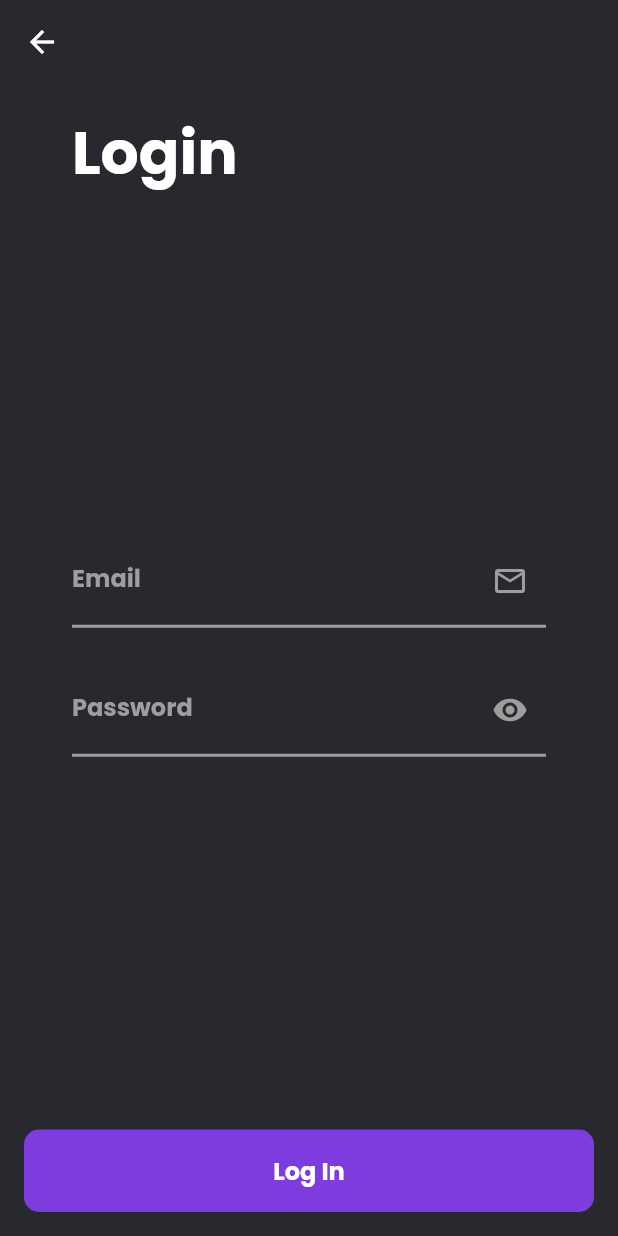
After one commit to MFillipe/game-streaming, a Flutter app: the screen it shows after launch, after a tap on "Log in", on a phone screen of 412 x 824 dp. The commit adds this screen. Run offline on Flutter 3.47's test engine with Material 2 defaults, Android fonts, the phone set to English and light mode, and no system bars; our stand-ins replace google_fonts.

Commit message:
feat: add login page

```diff
--- /dev/null
+++ b/lib/screens/authentication/login.dart
@@ -0,0 +1,63 @@
+import 'package:flutter/material.dart';
+import 'package:game_streamming/shared/rounded_button.dart';
+import 'package:game_streamming/utils/constants.dart';
+import 'package:game_streamming/shared/custom_field.dart';
+
+class Login extends StatelessWidget {
+  @override
+  Widget build(BuildContext context) {
+    return Scaffold(
+      backgroundColor: kBackgroundColor,
+      appBar: AppBar(
+        backgroundColor: Colors.transparent,
+        elevation: 0,
+        leading: GestureDetector(
+          onTap: () {
+            Navigator.pop(context);
+          },
+          child: Icon(
+            Icons.arrow_back,
+            color: Colors.white,
+          ),
+        ),
+      ),
+      body: SafeArea(
+        child: Padding(
+          padding: EdgeInsets.all(16),
+          child: Column(
+            crossAxisAlignment: CrossAxisAlignment.start,
+            children: [
+              Padding(
+                padding: EdgeInsets.symmetric(horizontal: 32),
+                child: Text(
+                  "Login",
+                  style: TextStyle(
+                    color: Colors.white,
+                    fontSize: 40,
+                    fontWeight: FontWeight.bold,
+                  ),
+                ),
+              ),
+              Expanded(
+                child: Padding(
+                    padding: EdgeInsets.symmetric(horizontal: 32),
+                    child: Column(
+                      crossAxisAlignment: CrossAxisAlignment.stretch,
+                      mainAxisAlignment: MainAxisAlignment.center,
+                      children: [
+                        CustomField(
+                            label: "Email", iconData: Icons.mail_outline),
+                        CustomField(
+                            label: "Password", iconData: Icons.remove_red_eye),
+                      ],
+                    )),
+              ),
+              RoundedButton(
+                  text: "Log In", color: kPrimaryColor, onPress: () {})
+            ],
+          ),
+        ),
+      ),
+    );
+  }
+}
--- /dev/null
+++ b/lib/screens/authentication/signup.dart
@@ -0,0 +1,8 @@
+import 'package:flutter/material.dart';
+
+class Signup extends StatelessWidget {
+  @override
+  Widget build(BuildContext context) {
+    return Container();
+  }
+}
--- a/lib/screens/authentication/welcome.dart
+++ b/lib/screens/authentication/welcome.dart
@@ -1,5 +1,8 @@
 import 'package:flutter/material.dart';
 import 'package:game_streamming/utils/constants.dart';
+import 'package:game_streamming/shared/rounded_button.dart';
+import 'package:game_streamming/screens/authentication/login.dart';
+import 'package:game_streamming/screens/authentication/signup.dart';
 
 class Welcome extends StatelessWidget {
   @override
@@ -43,6 +46,28 @@ class Welcome extends StatelessWidget {
                             ],
                           ),
                         ),
+                      ),
+                      RoundedButton(
+                          text: "Log in",
+                          color: Colors.white12,
+                          onPress: () {
+                            Navigator.push(
+                                context,
+                                MaterialPageRoute(
+                                    builder: (context) => Login()));
+                          }),
+                      SizedBox(
+                        height: 16,
+                      ),
+                      RoundedButton(
+                        text: "Sign Up",
+                        color: kPrimaryColor,
+                        onPress: () {
+                          Navigator.push(
+                              context,
+                              MaterialPageRoute(
+                                  builder: (context) => Signup()));
+                        },
                       )
                     ]))));
   }
--- /dev/null
+++ b/lib/shared/custom_field.dart
@@ -0,0 +1,54 @@
+import 'package:flutter/material.dart';
+
+class CustomField extends StatelessWidget {
+  final String label;
+  final IconData iconData;
+
+  CustomField({@required this.label, @required this.iconData});
+
+  @override
+  Widget build(BuildContext context) {
+    return Container(
+      margin: EdgeInsets.only(bottom: 24),
+      child: TextField(
+        style: TextStyle(
+          fontSize: 16,
+          color: Colors.white,
+          fontWeight: FontWeight.bold,
+        ),
+        decoration: InputDecoration(
+          labelText: label,
+          labelStyle: TextStyle(
+            fontSize: 16,
+            color: Colors.grey[500],
+            fontWeight: FontWeight.bold,
+          ),
+          enabledBorder: UnderlineInputBorder(
+            borderSide: BorderSide(
+              color: Colors.grey[500],
+              width: 2,
+            ),
+          ),
+          focusedBorder: UnderlineInputBorder(
+            borderSide: BorderSide(
+              color: Colors.grey[500],
+              width: 2,
+            ),
+          ),
+          border: UnderlineInputBorder(
+            borderSide: BorderSide(
+              color: Colors.grey[500],
+              width: 2,
+            ),
+          ),
+          suffixIcon: iconData != null
+              ? Icon(
+                  iconData,
+                  color: Colors.grey[500],
+                )
+              : Container(),
+        ),
+      ),
+    );
+  }
+}
```
